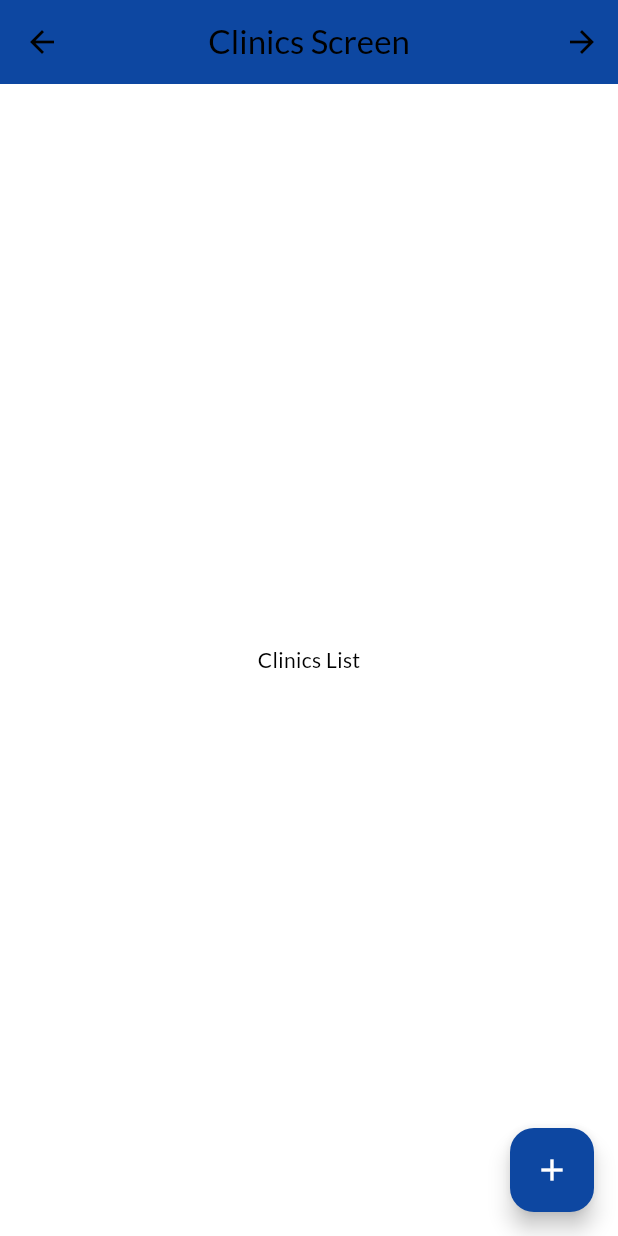
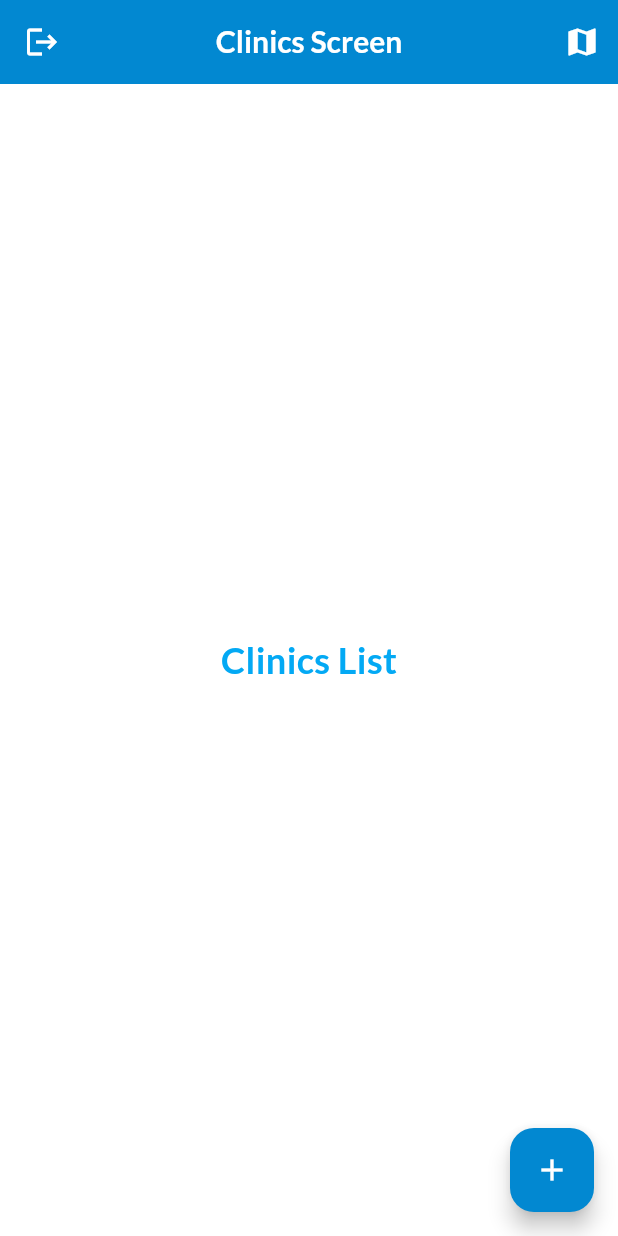
Before and after one commit to MichaelLevin5908/clinic_finder_app, a Flutter app: the screen it shows after launch, on a phone screen of 412 x 824 dp. Run offline on Flutter 3.47's test engine with Material 3 defaults, Android fonts, the phone set to English and light mode, and no system bars; our stand-ins replace flutter_riverpod, go_router, google_fonts; missing offline and left inert: amplify_auth_cognito, amplify_authenticator, amplify_flutter.

Commit message:
asked icons and between

```diff
--- a/clinic_finder/clinic_finder/lib/features/clinic/UI/clinicslist/clinicslistpage.dart
+++ b/clinic_finder/clinic_finder/lib/features/clinic/UI/clinicslist/clinicslistpage.dart
@@ -2,6 +2,7 @@ import 'package:amplify_flutter/amplify_flutter.dart';
 import 'package:flutter/material.dart';
 import 'package:clinic_finder/common/utils/colors.dart' as constants;
 import 'package:go_router/go_router.dart';
+import 'package:google_fonts/google_fonts.dart';
 import 'package:clinic_finder/common/navigation/router/routes.dart';
 
 class ClinicsListPage extends StatefulWidget {
@@ -32,26 +33,44 @@ class ClinicsListPageState extends State<ClinicsListPage> {
     return Scaffold(
       appBar: AppBar(
         centerTitle: true,
-        title: const Text('Clinics Screen'),
-        backgroundColor: const Color(constants.primaryColorDark),
+        title: Text(
+          'Clinics Screen',
+          style: GoogleFonts.lato(
+            textStyle: const TextStyle(
+              color: Colors.white,
+              fontSize: 20,
+              fontWeight: FontWeight.bold,
+            ),
+          ),
+        ),
+        backgroundColor: Colors.lightBlue[700],
         leading: IconButton(
-          icon: const Icon(Icons.arrow_back),
+          icon: const Icon(Icons.logout, color: Colors.white),
           onPressed: _signOut,
         ),
         actions: [
           IconButton(
-            icon: const Icon(Icons.arrow_forward),
+            icon: const Icon(Icons.map, color: Colors.white),
             onPressed: _Map,
           ),
         ],
       ),
       floatingActionButton: FloatingActionButton(
         onPressed: () {},
-        backgroundColor: const Color(constants.primaryColorDark),
-        child: const Icon(Icons.add),
+        backgroundColor: Colors.lightBlue[700],
+        child: const Icon(Icons.add, color: Colors.white),
       ),
-      body: const Center(
-        child: Text('Clinics List'),
+      body: Center(
+        child: Text(
+          'Clinics List',
+          style: GoogleFonts.lato(
+            textStyle: const TextStyle(
+              color: Colors.lightBlue,
+              fontSize: 24,
+              fontWeight: FontWeight.w600,
+            ),
+          ),
+        ),
       ),
     );
   }
```
